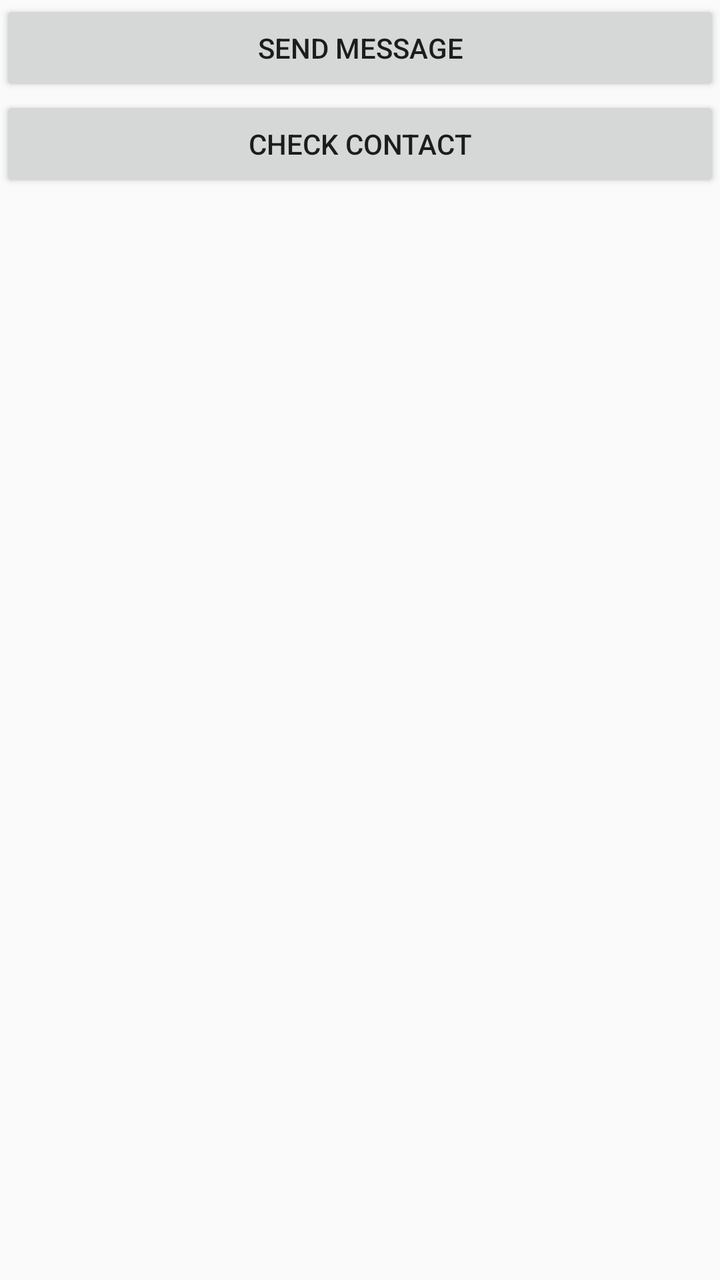
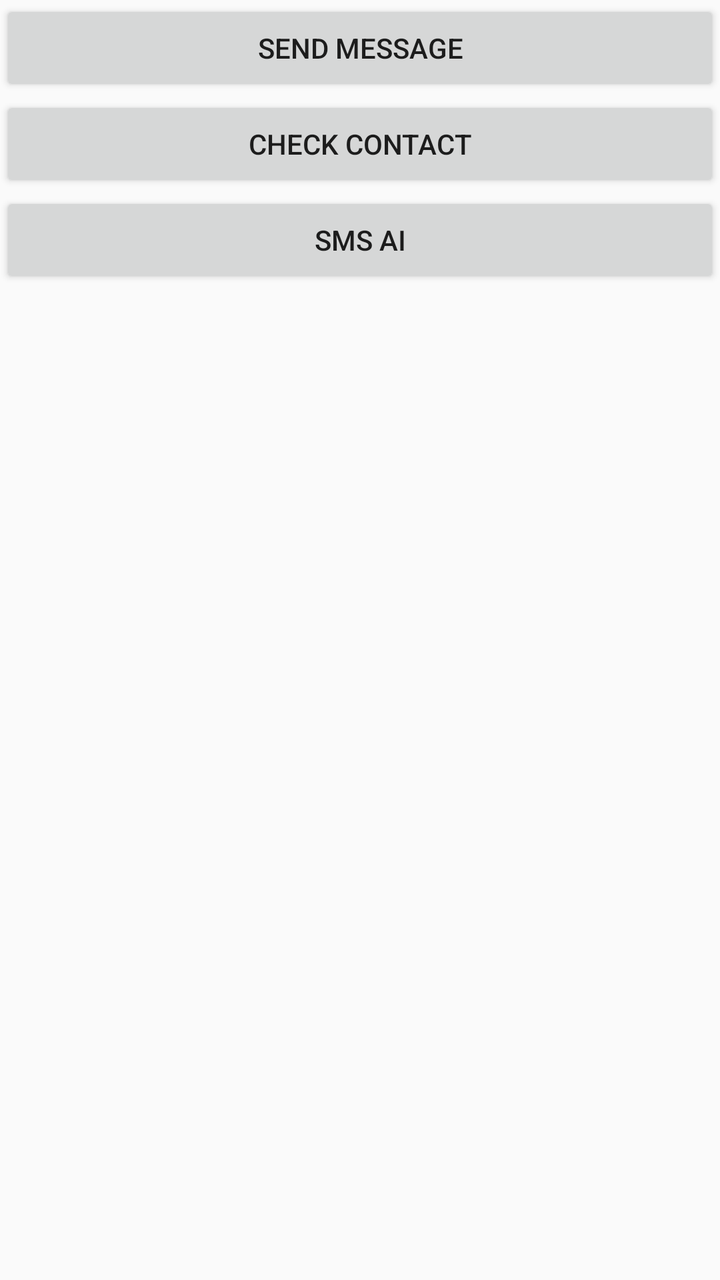

Compare the two renders of this Android layout. The source of the first and the diff that turns it into the second are given below.
<!-- AndroidManifest.xml: application theme AppTheme -->
<!-- res/layout/activity_main.xml -->
<?xml version="1.0" encoding="utf-8"?>
<LinearLayout xmlns:android="http://schemas.android.com/apk/res/android"
    xmlns:tools="http://schemas.android.com/tools"
    android:layout_width="match_parent"
    android:layout_height="match_parent"
    android:orientation="vertical"
    tools:context=".MainActivity">

    <Button
        android:id="@+id/btnIM"
        android:layout_width="match_parent"
        android:layout_height="wrap_content"
        android:text="@string/send_message" />

    <Button
        android:id="@+id/btnCheckContact"
        android:layout_width="match_parent"
        android:layout_height="wrap_content"
        android:text="@string/check_contact" />


    <LinearLayout
        android:id="@+id/ltGetContactName"
        android:layout_width="match_parent"
        android:layout_height="match_parent"
        android:orientation="vertical"
        android:visibility="invisible">

        <EditText
            android:id="@+id/mobileNumber"
            android:layout_width="match_parent"
            android:layout_height="wrap_content"
            android:ems="10"
            android:hint="@string/enter_recipient_number"
            android:inputType="number"
            android:autofillHints="" />

        <Button
            android:id="@+id/btnDisplayName"
            android:layout_width="match_parent"
            android:layout_height="wrap_content"
            android:enabled="false"
            android:text="@string/get_contact_display_name" />

        <TextView
            android:id="@+id/lblContactDisplayName"
            android:layout_width="match_parent"
            android:layout_height="wrap_content"
            android:ems="10"
            android:hint="@string/contact_display_name" />


    </LinearLayout>


</LinearLayout>
<!-- resources referenced by this layout -->
<resources>
  <string name="check_contact">Check Contact</string>
  <string name="contact_display_name">Contact Display Name</string>
  <string name="enter_recipient_number">Enter recipient number</string>
  <string name="get_contact_display_name">GET Contact Display name</string>
  <string name="send_message">Send Message</string>
  <style name="AppTheme" parent="Theme.AppCompat.Light.DarkActionBar">
          
          <item name="colorPrimary">@color/colorPrimary</item>
          <item name="colorPrimaryDark">@color/colorPrimaryDark</item>
          <item name="colorAccent">@color/colorAccent</item>
      </style>
  <color name="colorPrimary">#6200EE</color>
  <color name="colorPrimaryDark">#3700B3</color>
  <color name="colorAccent">#03DAC5</color>
</resources>

<!-- the commit's change to res/layout/activity_main.xml (unified diff, before → after) -->
@@ -17,6 +17,12 @@
         android:layout_width="match_parent"
         android:layout_height="wrap_content"
         android:text="@string/check_contact" />
+
+    <Button
+        android:id="@+id/btnAISMS"
+        android:layout_width="match_parent"
+        android:layout_height="wrap_content"
+        android:text="@string/smsAI" />
 
 
     <LinearLayout
<!-- resource entries referenced after the edit -->
@@ -5,6 +5,7 @@
   <string name="enter_recipient_number">Enter recipient number</string>
   <string name="get_contact_display_name">GET Contact Display name</string>
   <string name="send_message">Send Message</string>
+  <string name="smsAI">SMS AI</string>
   <style name="AppTheme" parent="Theme.AppCompat.Light.DarkActionBar">
           
           <item name="colorPrimary">@color/colorPrimary</item>
